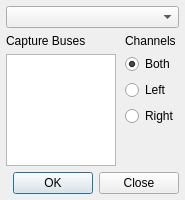
Qt form src/traverso/ui/BusSelectorDialog.ui (ErwanLegrand/Traverso-DAW) before a commit.
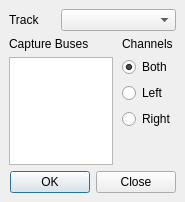
The same form after that commit.

What changed in the file:
```diff
--- a/src/traverso/ui/BusSelectorDialog.ui
+++ b/src/traverso/ui/BusSelectorDialog.ui
@@ -6,7 +6,7 @@
     <x>0</x>
     <y>0</y>
     <width>185</width>
-    <height>200</height>
+    <height>202</height>
    </rect>
   </property>
   <property name="windowTitle" >
@@ -14,13 +14,47 @@
   </property>
   <layout class="QVBoxLayout" >
    <property name="margin" >
-    <number>6</number>
+    <number>9</number>
    </property>
    <property name="spacing" >
     <number>6</number>
    </property>
    <item>
-    <widget class="QComboBox" name="trackComboBox" />
+    <layout class="QHBoxLayout" >
+     <property name="margin" >
+      <number>0</number>
+     </property>
+     <property name="spacing" >
+      <number>6</number>
+     </property>
+     <item>
+      <widget class="QLabel" name="label_3" >
+       <property name="sizePolicy" >
+        <sizepolicy>
+         <hsizetype>5</hsizetype>
+         <vsizetype>5</vsizetype>
+         <horstretch>2</horstretch>
+         <verstretch>0</verstretch>
+        </sizepolicy>
+       </property>
+       <property name="text" >
+        <string>Track</string>
+       </property>
+      </widget>
+     </item>
+     <item>
+      <widget class="QComboBox" name="trackComboBox" >
+       <property name="sizePolicy" >
+        <sizepolicy>
+         <hsizetype>5</hsizetype>
+         <vsizetype>0</vsizetype>
+         <horstretch>5</horstretch>
+         <verstretch>0</verstretch>
+        </sizepolicy>
+       </property>
+      </widget>
+     </item>
+    </layout>
    </item>
    <item>
     <layout class="QHBoxLayout" >
```
